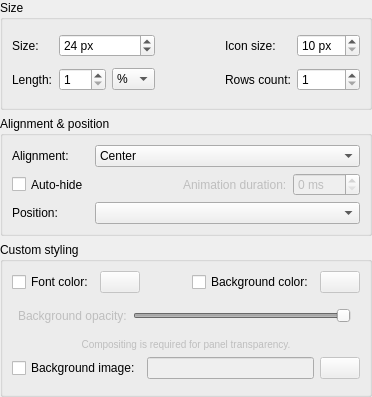
This is panel/config/configpanelwidget.ui in lxqt/lxqt-panel as Qt 5 draws it before an edit. The edited form follows.
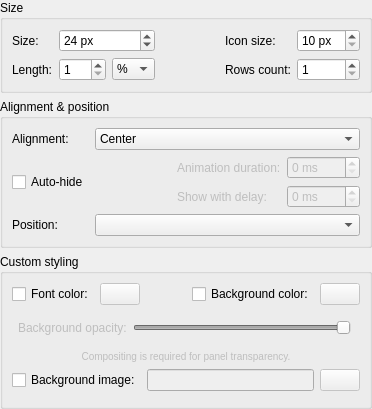
This is the edited form. Icons and pictures are not drawn.

Commit message:
Show Auto-Hiding Panels with Delay
Made to supercede https://github.com/lxde/lxqt-panel/pull/375.

The delay is from 0 to 2s.

```diff
--- a/panel/config/configpanelwidget.ui
+++ b/panel/config/configpanelwidget.ui
@@ -202,7 +202,7 @@
       <string>Alignment &amp;&amp; position</string>
      </property>
      <layout class="QGridLayout" name="gridLayout_2">
-      <item row="1" column="0">
+      <item row="1" column="0" rowspan="2">
        <widget class="QCheckBox" name="checkBox_hidable">
         <property name="sizePolicy">
          <sizepolicy hsizetype="Preferred" vsizetype="Preferred">
@@ -234,7 +234,7 @@
         </property>
        </widget>
       </item>
-      <item row="2" column="0">
+      <item row="3" column="0">
        <widget class="QLabel" name="label_position">
         <property name="text">
          <string>Position:</string>
@@ -296,7 +296,39 @@
         </item>
        </widget>
       </item>
-      <item row="2" column="1" colspan="3">
+      <item row="2" column="3">
+       <widget class="QSpinBox" name="spinBox_delay">
+        <property name="enabled">
+         <bool>false</bool>
+        </property>
+        <property name="toolTip">
+         <string>Zero means no delay</string>
+        </property>
+        <property name="suffix">
+         <string> ms</string>
+        </property>
+        <property name="maximum">
+         <number>2000</number>
+        </property>
+        <property name="singleStep">
+         <number>50</number>
+        </property>
+       </widget>
+      </item>
+      <item row="2" column="2">
+       <widget class="QLabel" name="label_delay">
+        <property name="enabled">
+         <bool>false</bool>
+        </property>
+        <property name="toolTip">
+         <string>Zero means no delay</string>
+        </property>
+        <property name="text">
+         <string>Show with delay:</string>
+        </property>
+       </widget>
+      </item>
+      <item row="3" column="1" colspan="3">
        <widget class="QComboBox" name="comboBox_position"/>
       </item>
      </layout>
```
Left out of the diff: 32 changed lines with no effect on the pictures. The commit also changes 5 other files.
